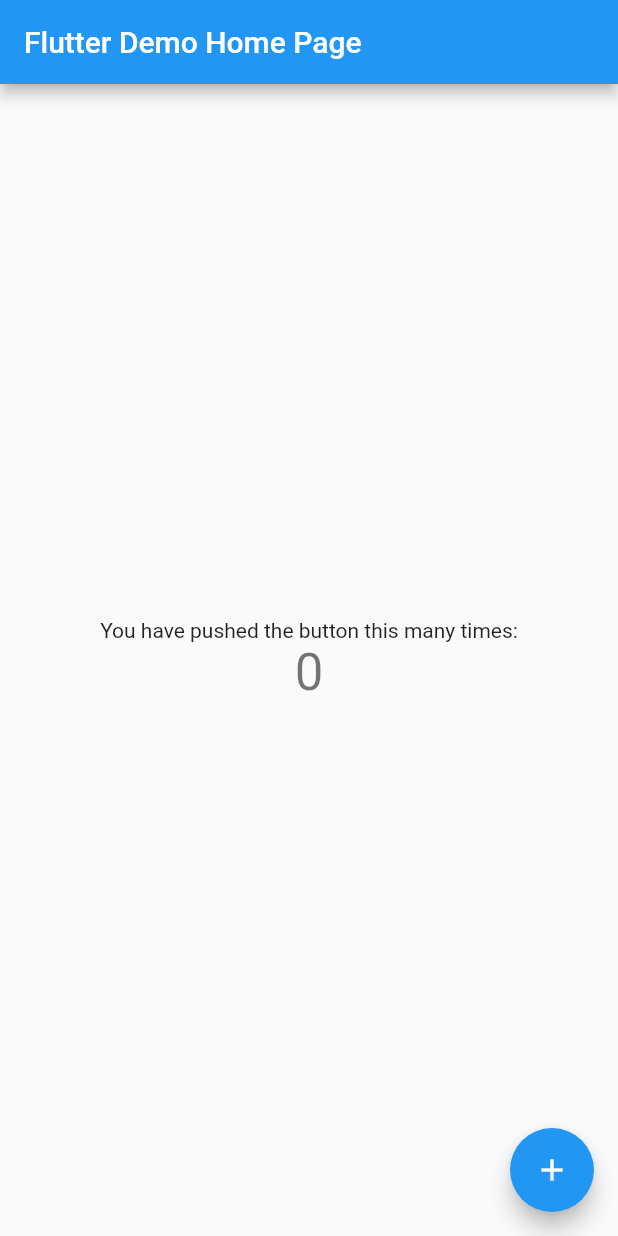
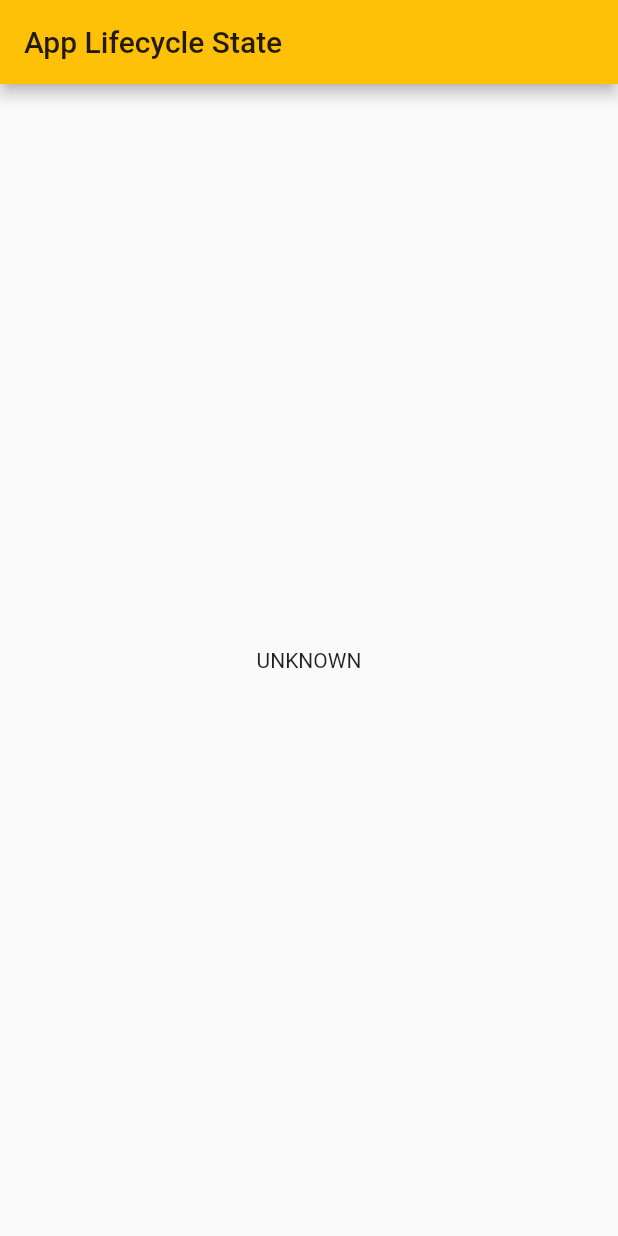
Before and after one commit to cyan92128505/LocalAuthTor, a Flutter app: the screen it shows after launch, on a phone screen of 412 x 824 dp. Run offline on Flutter 3.47's test engine with Material 2 defaults, Android fonts, the phone set to English and light mode, and no system bars.

Commit message:
Observe app lifecycle state

```diff
--- a/lib/main.dart
+++ b/lib/main.dart
@@ -3,109 +3,76 @@ import 'package:flutter/material.dart';
 void main() => runApp(MyApp());
 
 class MyApp extends StatelessWidget {
-  // This widget is the root of your application.
   @override
   Widget build(BuildContext context) {
     return MaterialApp(
       title: 'Flutter Demo',
       theme: ThemeData(
-        // This is the theme of your application.
-        //
-        // Try running your application with "flutter run". You'll see the
-        // application has a blue toolbar. Then, without quitting the app, try
-        // changing the primarySwatch below to Colors.green and then invoke
-        // "hot reload" (press "r" in the console where you ran "flutter run",
-        // or simply save your changes to "hot reload" in a Flutter IDE).
-        // Notice that the counter didn't reset back to zero; the application
-        // is not restarted.
-        primarySwatch: Colors.blue,
+        primarySwatch: Colors.amber,
       ),
-      home: MyHomePage(title: 'Flutter Demo Home Page'),
+      home: MyHomePage(),
     );
   }
 }
 
 class MyHomePage extends StatefulWidget {
-  MyHomePage({Key key, this.title}) : super(key: key);
-
-  // This widget is the home page of your application. It is stateful, meaning
-  // that it has a State object (defined below) that contains fields that affect
-  // how it looks.
-
-  // This class is the configuration for the state. It holds the values (in this
-  // case the title) provided by the parent (in this case the App widget) and
-  // used by the build method of the State. Fields in a Widget subclass are
-  // always marked "final".
-
-  final String title;
+  MyHomePage({Key key}) : super(key: key);
 
   @override
   _MyHomePageState createState() => _MyHomePageState();
 }
 
-class _MyHomePageState extends State<MyHomePage> {
-  int _counter = 0;
+class _MyHomePageState extends State<MyHomePage> with WidgetsBindingObserver {
+  String _state = 'UNKNOWN';
 
-  void _incrementCounter() {
-    setState(() {
-      // This call to setState tells the Flutter framework that something has
-      // changed in this State, which causes it to rerun the build method below
-      // so that the display can reflect the updated values. If we changed
-      // _counter without calling setState(), then the build method would not be
-      // called again, and so nothing would appear to happen.
-      _counter++;
-    });
+  @override
+  void initState() {
+    super.initState();
+    WidgetsBinding.instance.addObserver(this);
+  }
+
+  @override
+  void didChangeAppLifecycleState(AppLifecycleState state) {
+    switch (state) {
+      case AppLifecycleState.paused:
+        _state = 'PAUSED';
+        print(_state);
+        break;
+      case AppLifecycleState.resumed:
+        _state = 'RESUMED';
+        print(_state);
+        break;
+      case AppLifecycleState.inactive:
+        _state = 'INACTIVE';
+        print(_state);
+        break;
+      case AppLifecycleState.suspending:
+        _state = 'SUSPANDING';
+        print(_state);
+        break;
+      default:
+        _state = 'DEFAULT';
+        print(_state);
+        break;
+    }
+
+    setState(() {});
   }
 
   @override
   Widget build(BuildContext context) {
-    // This method is rerun every time setState is called, for instance as done
-    // by the _incrementCounter method above.
-    //
-    // The Flutter framework has been optimized to make rerunning build methods
-    // fast, so that you can just rebuild anything that needs updating rather
-    // than having to individually change instances of widgets.
+    //_showToast();
     return Scaffold(
       appBar: AppBar(
-        // Here we take the value from the MyHomePage object that was created by
-        // the App.build method, and use it to set our appbar title.
-        title: Text(widget.title),
+        title: Text("App Lifecycle State"),
       ),
-      body: Center(
-        // Center is a layout widget. It takes a single child and positions it
-        // in the middle of the parent.
-        child: Column(
-          // Column is also layout widget. It takes a list of children and
-          // arranges them vertically. By default, it sizes itself to fit its
-          // children horizontally, and tries to be as tall as its parent.
-          //
-          // Invoke "debug painting" (press "p" in the console, choose the
-          // "Toggle Debug Paint" action from the Flutter Inspector in Android
-          // Studio, or the "Toggle Debug Paint" command in Visual Studio Code)
-          // to see the wireframe for each widget.
-          //
-          // Column has various properties to control how it sizes itself and
-          // how it positions its children. Here we use mainAxisAlignment to
-          // center the children vertically; the main axis here is the vertical
-          // axis because Columns are vertical (the cross axis would be
-          // horizontal).
-          mainAxisAlignment: MainAxisAlignment.center,
-          children: <Widget>[
-            Text(
-              'You have pushed the button this many times:',
-            ),
-            Text(
-              '$_counter',
-              style: Theme.of(context).textTheme.display1,
-            ),
-          ],
-        ),
+      body: Stack(
+        children: <Widget>[
+          Center(
+            child: Text(_state),
+          ),
+        ],
       ),
-      floatingActionButton: FloatingActionButton(
-        onPressed: _incrementCounter,
-        tooltip: 'Increment',
-        child: Icon(Icons.add),
-      ), // This trailing comma makes auto-formatting nicer for build methods.
     );
   }
 }
```
